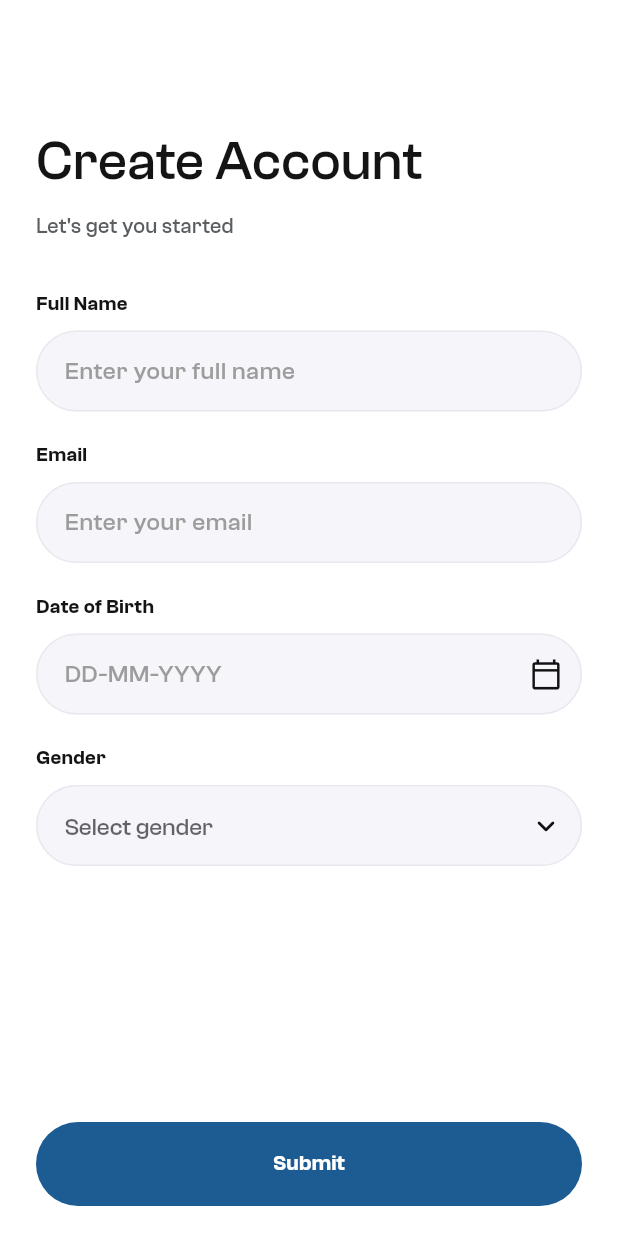
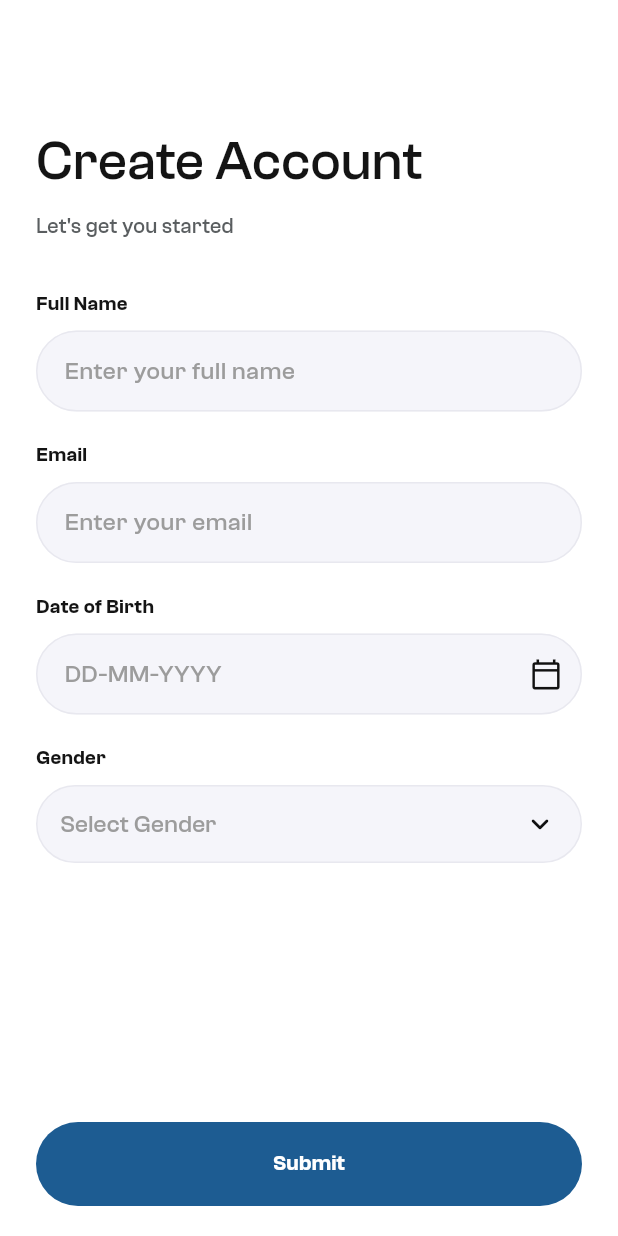
Before and after one commit to SHIDULPP/drivefor_me, a Flutter app: the RegistrationPage screen opened by its route, on a phone screen of 412 x 824 dp. Run offline on Flutter 3.47's test engine with Material 3 defaults, Android fonts, the phone set to English and light mode, and no system bars; our stand-ins replace flutter_riverpod, flutter_svg, intl_phone_field, loading_indicator, pin_code_fields, shimmer.

Commit message:
added create account page and new animated dropdown page added

```diff
--- /dev/null
+++ b/lib/src/interfaces/components/dropdown.dart
@@ -0,0 +1,310 @@
+import 'package:flutter/material.dart';
+import 'package:flutter_svg/flutter_svg.dart';
+
+class AnimatedDropdown<T> extends StatefulWidget {
+  final String hint;
+  final T? value;
+  final List<T> items;
+  final void Function(T?) onChanged;
+  final String Function(T) itemLabel;
+  final String Function(T)? itemIcon;
+  final double borderRadius;
+  final double height;
+  final double maxMenuHeight;
+
+  const AnimatedDropdown({
+    super.key,
+    required this.hint,
+    required this.value,
+    required this.items,
+    required this.onChanged,
+    required this.itemLabel,
+    this.itemIcon,
+    this.borderRadius = 12,
+    this.height = 52,
+    this.maxMenuHeight = 240,
+    this.borderColor,
+  });
+
+  final Color? borderColor;
+
+  @override
+  State<AnimatedDropdown<T>> createState() => _AnimatedDropdownState<T>();
+}
+
+class _AnimatedDropdownState<T> extends State<AnimatedDropdown<T>>
+    with SingleTickerProviderStateMixin {
+  final LayerLink _layerLink = LayerLink();
+  OverlayEntry? _overlayEntry;
+
+  late AnimationController _controller;
+  late Animation<double> _fade;
+  late Animation<Offset> _slide;
+
+  bool openUpwards = false;
+
+  @override
+  void initState() {
+    super.initState();
+
+    _controller = AnimationController(
+      duration: const Duration(milliseconds: 230),
+      vsync: this,
+    );
+
+    _fade = CurvedAnimation(parent: _controller, curve: Curves.easeOut);
+  }
+
+  void _toggleDropdown() {
+    if (_overlayEntry == null) {
+      _openDropdown();
+    } else {
+      _closeDropdown();
+    }
+  }
+
+  void _openDropdown() {
+    _calculateDirection();
+    _configureSlideAnimation();
+
+    _overlayEntry = _createOverlayEntry();
+    Overlay.of(context).insert(_overlayEntry!);
+
+    _controller.forward();
+  }
+
+  void _closeDropdown() {
+    _controller.reverse().then((_) {
+      _overlayEntry?.remove();
+      _overlayEntry = null;
+    });
+  }
+
+  void _calculateDirection() {
+    RenderBox box = context.findRenderObject() as RenderBox;
+    Offset offset = box.localToGlobal(Offset.zero);
+
+    double screenHeight = MediaQuery.of(context).size.height;
+
+    double spaceBelow = screenHeight - (offset.dy + widget.height);
+    double spaceAbove = offset.dy;
+
+    // If below space < required height, open upwards
+    openUpwards = spaceBelow < 200 && spaceAbove > spaceBelow;
+  }
+
+  void _configureSlideAnimation() {
+    _slide = Tween<Offset>(
+      begin: openUpwards ? const Offset(0, 0.05) : const Offset(0, -0.05),
+      end: Offset.zero,
+    ).animate(CurvedAnimation(parent: _controller, curve: Curves.easeOutCubic));
+  }
+
+  OverlayEntry _createOverlayEntry() {
+    RenderBox box = context.findRenderObject() as RenderBox;
+    final Size size = box.size;
+
+    return OverlayEntry(
+      builder: (context) => Stack(
+        children: [
+          // Tap outside to dismiss
+          Positioned.fill(
+            child: GestureDetector(
+              onTap: _closeDropdown,
+              behavior: HitTestBehavior.translucent,
+            ),
+          ),
+
+          Positioned(
+            width: size.width,
+            child: CompositedTransformFollower(
+              link: _layerLink,
+
+              // ⭐ FIXED OFFSET LOGIC
+              targetAnchor: openUpwards
+                  ? Alignment.topLeft
+                  : Alignment.bottomLeft,
+              followerAnchor: openUpwards
+                  ? Alignment.bottomLeft
+                  : Alignment.topLeft,
+              offset: openUpwards
+                  ? const Offset(0, -6) // place just above dropdown
+                  : const Offset(0, 6), // place below dropdown
+
+              showWhenUnlinked: false,
+              child: Material(
+                color: Colors.transparent,
+                child: FadeTransition(
+                  opacity: _fade,
+                  child: SlideTransition(
+                    position: _slide,
+                    child: Container(
+                      clipBehavior: Clip.antiAlias,
+                      constraints: BoxConstraints(
+                        maxHeight: widget.maxMenuHeight,
+                      ),
+                      decoration: BoxDecoration(
+                        color: Colors.white,
+                        borderRadius: BorderRadius.circular(
+                          widget.borderRadius > 0 ? widget.borderRadius : 16,
+                        ),
+                        border: Border.all(color: Colors.grey.withOpacity(0.1)),
+                        boxShadow: [
+                          BoxShadow(
+                            color: Colors.black.withOpacity(0.12),
+                            blurRadius: 24,
+                            spreadRadius: 2,
+                            offset: const Offset(0, 8),
+                          ),
+                        ],
+                      ),
+                      child: ListView.separated(
+                        padding: EdgeInsets.zero,
+                        shrinkWrap: true,
+                        itemCount: widget.items.length,
+                        separatorBuilder: (context, index) => const Divider(
+                          height: 1,
+                          thickness: 1,
+                          color: Color(0xFFF3F4F6),
+                        ),
+                        itemBuilder: (context, index) {
+                          final item = widget.items[index];
+                          final isSelected = item == widget.value;
+                          return Container(
+                            decoration: BoxDecoration(
+                              color: isSelected
+                                  ? Colors.blue.shade50
+                                  : Colors.transparent,
+                            ),
+                            child: Material(
+                              color: Colors.transparent,
+                              child: InkWell(
+                                highlightColor: Colors.blue.withOpacity(0.05),
+                                hoverColor: Colors.blue.withOpacity(0.05),
+                                splashColor: Colors.blue.withOpacity(0.1),
+                                onTap: () {
+                                  widget.onChanged(item);
+                                  _closeDropdown();
+                                },
+                                child: Container(
+                                  padding: const EdgeInsets.symmetric(
+                                    horizontal: 14,
+                                    vertical: 12,
+                                  ),
+                                  child: Row(
+                                    children: [
+                                      if (widget.itemIcon != null) ...[
+                                        SvgPicture.asset(
+                                          widget.itemIcon!(item),
+                                          width: 20,
+                                          height: 20,
+                                        ),
+                                        const SizedBox(width: 12),
+                                      ],
+                                      Expanded(
+                                        child: Text(
+                                          widget.itemLabel(item),
+                                          style: TextStyle(
+                                            fontSize: 14,
+                                            fontWeight: isSelected
+                                                ? FontWeight.w600
+                                                : FontWeight.w500,
+                                            color: isSelected
+                                                ? Colors.blue.shade700
+                                                : Colors.black87,
+                                          ),
+                                        ),
+                                      ),
+                                      if (isSelected)
+                                        Icon(
+                                          Icons.check_circle,
+                                          size: 18,
+                                          color: Colors.blue.shade600,
+                                        ),
+                                    ],
+                                  ),
+                                ),
+                              ),
+                            ),
+                          );
+                        },
+                      ),
+                    ),
+                  ),
+                ),
+              ),
+            ),
+          ),
+        ],
+      ),
+    );
+  }
+
+  @override
+  Widget build(BuildContext context) {
+    final hasError = widget.borderColor == Colors.red;
+
+    return CompositedTransformTarget(
+      link: _layerLink,
+      child: GestureDetector(
+        onTap: _toggleDropdown,
+        child: Container(
+          height: widget.height,
+          padding: const EdgeInsets.symmetric(horizontal: 15),
+          decoration: BoxDecoration(
+            color: const Color(0xFFF5F5FA),
+            borderRadius: BorderRadius.circular(40),
+            border: Border.all(
+              color: hasError
+                  ? Colors.red
+                  : widget.borderColor ?? const Color(0xFFE8E8EF),
+              width: hasError ? 1.5 : 1,
+            ),
+          ),
+          child: Row(
+            mainAxisAlignment: MainAxisAlignment.spaceBetween,
+            children: [
+              Row(
+                children: [
+                  if (widget.itemIcon != null && widget.value != null) ...[
+                    SvgPicture.asset(
+                      widget.itemIcon!(widget.value as T),
+                      width: 20,
+                      height: 20,
+                    ),
+                    const SizedBox(width: 10),
+                  ],
+                  Text(
+                    widget.value == null
+                        ? widget.hint
+                        : widget.itemLabel(widget.value as T),
+                    style: TextStyle(
+                      fontFamily: 'ClashGrotesk',
+                      color: widget.value == null
+                          ? const Color(0xFF9C9C9C)
+                          : const Color(0xFF141414),
+                      fontSize: 16,
+                      fontWeight: FontWeight.w500,
+                    ),
+                  ),
+                ],
+              ),
+              Icon(
+                openUpwards
+                    ? Icons.keyboard_arrow_up_rounded
+                    : Icons.keyboard_arrow_down_rounded,
+                color: const Color(0xFF111111),
+              ),
+            ],
+          ),
+        ),
+      ),
+    );
+  }
+
+  @override
+  void dispose() {
+    _controller.dispose();
+    super.dispose();
+  }
+}
--- a/lib/src/interfaces/onboarding/registration_page.dart
+++ b/lib/src/interfaces/onboarding/registration_page.dart
@@ -1,6 +1,7 @@
 import 'package:driveforme_user/src/data/constants/colour_constants.dart';
 import 'package:driveforme_user/src/data/providers/loading_provider.dart';
 import 'package:driveforme_user/src/interfaces/animations/index.dart' as anim;
+import 'package:driveforme_user/src/interfaces/components/dropdown.dart';
 import 'package:driveforme_user/src/interfaces/components/input_field.dart';
 import 'package:driveforme_user/src/interfaces/components/primaryButton.dart';
 import 'package:flutter/material.dart';
@@ -23,7 +24,14 @@ class _RegistrationPageState extends ConsumerState<RegistrationPage> {
   final _nameFocus = FocusNode();
   final _emailFocus = FocusNode();
 
-  String? _selectedGender;
+  String? selectedGender;
+
+  final Map<String, GlobalKey> _fieldKeys = {
+    'name': GlobalKey(),
+    'email': GlobalKey(),
+    'dob': GlobalKey(), // Added DOB key
+    'gender': GlobalKey(),
+  };
 
   @override
   void dispose() {
@@ -163,9 +171,49 @@ class _RegistrationPageState extends ConsumerState<RegistrationPage> {
                         animationType: anim.AnimationType.fadeSlideInFromBottom,
                         duration: anim.AnimationDuration.normal,
                         delayMilliseconds: 300,
-                        child: _GenderDropdown(
-                          value: _selectedGender,
-                          onChanged: (v) => setState(() => _selectedGender = v),
+                        child: FormField<String>(
+                          key: _fieldKeys['gender'],
+                          initialValue: selectedGender,
+                          validator: (value) =>
+                              selectedGender == null || selectedGender!.isEmpty
+                              ? "genderIsRequired"
+                              : null,
+                          builder: (FormFieldState<String> state) {
+                            return Column(
+                              crossAxisAlignment: CrossAxisAlignment.start,
+                              children: [
+                                AnimatedDropdown<String>(
+                                  hint: "Select Gender",
+                                  value: selectedGender,
+                                  items: const ['Male', 'Female', 'Other'],
+                                  itemLabel: (value) => value,
+                                  borderColor: state.hasError
+                                      ? Colors.red
+                                      : null,
+                                  onChanged: (v) {
+                                    state.didChange(v);
+                                    setState(() {
+                                      selectedGender = v;
+                                    });
+                                  },
+                                ),
+                                if (state.hasError)
+                                  Padding(
+                                    padding: const EdgeInsets.only(
+                                      top: 6,
+                                      left: 12,
+                                    ),
+                                    child: Text(
+                                      state.errorText!,
+                                      style: const TextStyle(
+                                        color: Colors.red,
+                                        fontSize: 12,
+                                      ),
+                                    ),
+                                  ),
+                              ],
+                            );
+                          },
                         ),
                       ),
                       const SizedBox(height: 32),
@@ -217,68 +265,3 @@ class _FieldLabel extends StatelessWidget {
     );
   }
 }
-
-class _GenderDropdown extends StatelessWidget {
-  final String? value;
-  final void Function(String?) onChanged;
-
-  const _GenderDropdown({required this.value, required this.onChanged});
-
-  @override
-  Widget build(BuildContext context) {
-    return DropdownButtonFormField<String>(
-      value: value,
-      onChanged: onChanged,
-      validator: (v) => (v == null || v.isEmpty) ? '' : null,
-      autovalidateMode: AutovalidateMode.onUserInteraction,
-      style: const TextStyle(
-        fontFamily: 'ClashGrotesk',
-        fontSize: 16,
-        fontWeight: FontWeight.w500,
-        color: kTextColor,
-      ),
-      icon: const Icon(
-        Icons.keyboard_arrow_down_rounded,
-        color: Color(0xFF111111),
-      ),
-      dropdownColor: kWhite,
-      decoration: InputDecoration(
-        filled: true,
-        fillColor: const Color(0xFFF5F5FA),
-        hintText: 'Select gender',
-        hintStyle: const TextStyle(
-          fontFamily: 'ClashGrotesk',
-          color: Color(0xFF9C9C9C),
-          fontSize: 16,
-          fontWeight: FontWeight.w500,
-        ),
-        errorStyle: const TextStyle(height: 0),
-        contentPadding: const EdgeInsets.symmetric(
-          horizontal: 15,
-          vertical: 15,
-        ),
-        enabledBorder: OutlineInputBorder(
-          borderRadius: BorderRadius.circular(40),
-          borderSide: const BorderSide(color: Color(0xFFE8E8EF), width: 1),
-        ),
-        focusedBorder: OutlineInputBorder(
-          borderRadius: BorderRadius.circular(40),
-          borderSide: const BorderSide(color: Color(0xFFE8E8EF), width: 1),
-        ),
-        errorBorder: OutlineInputBorder(
-          borderRadius: BorderRadius.circular(40),
-          borderSide: const BorderSide(color: Colors.red, width: 1.5),
-        ),
-        focusedErrorBorder: OutlineInputBorder(
-          borderRadius: BorderRadius.circular(40),
-          borderSide: const BorderSide(color: Colors.red, width: 1.5),
-        ),
-      ),
-      items: const [
-        DropdownMenuItem(value: 'Male', child: Text('Male')),
-        DropdownMenuItem(value: 'Female', child: Text('Female')),
-        DropdownMenuItem(value: 'Other', child: Text('Other')),
-      ],
-    );
-  }
-}
--- a/pubspec.yaml
+++ b/pubspec.yaml
@@ -41,6 +41,7 @@ dependencies:
   intl_phone_field: ^3.2.0
   pin_code_fields: ^8.0.1
   intl: ^0.20.2
+  flutter_svg: ^2.3.0
 
 dev_dependencies:
   flutter_test:
```
Also changed, not shown: pubspec.lock.
